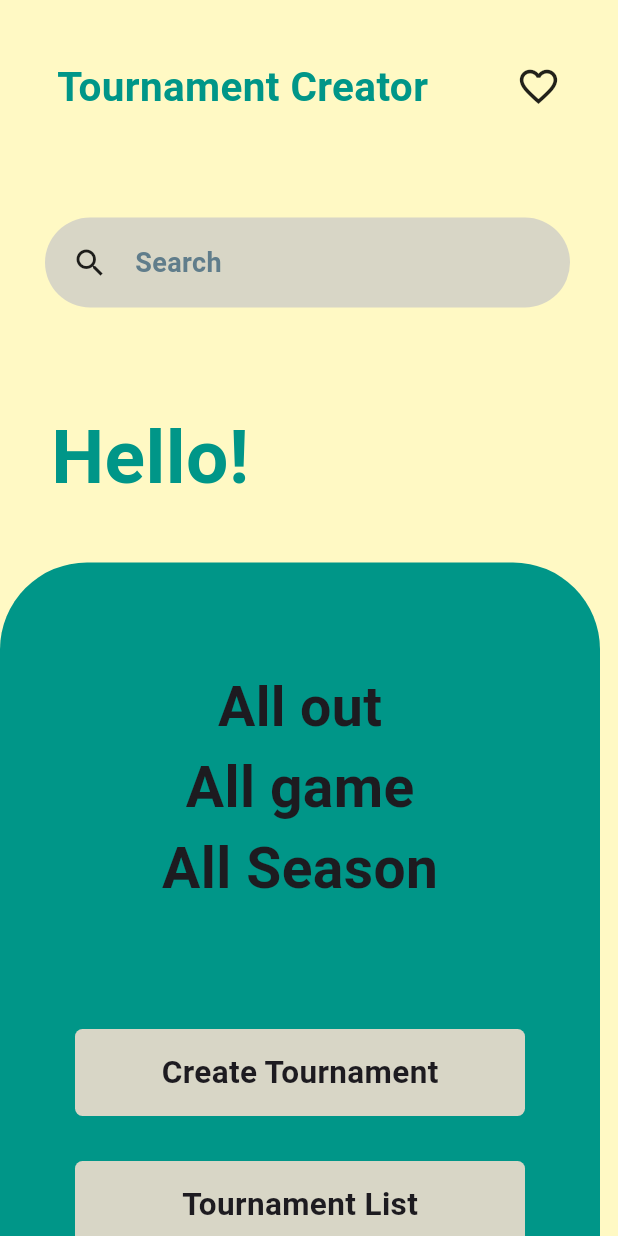
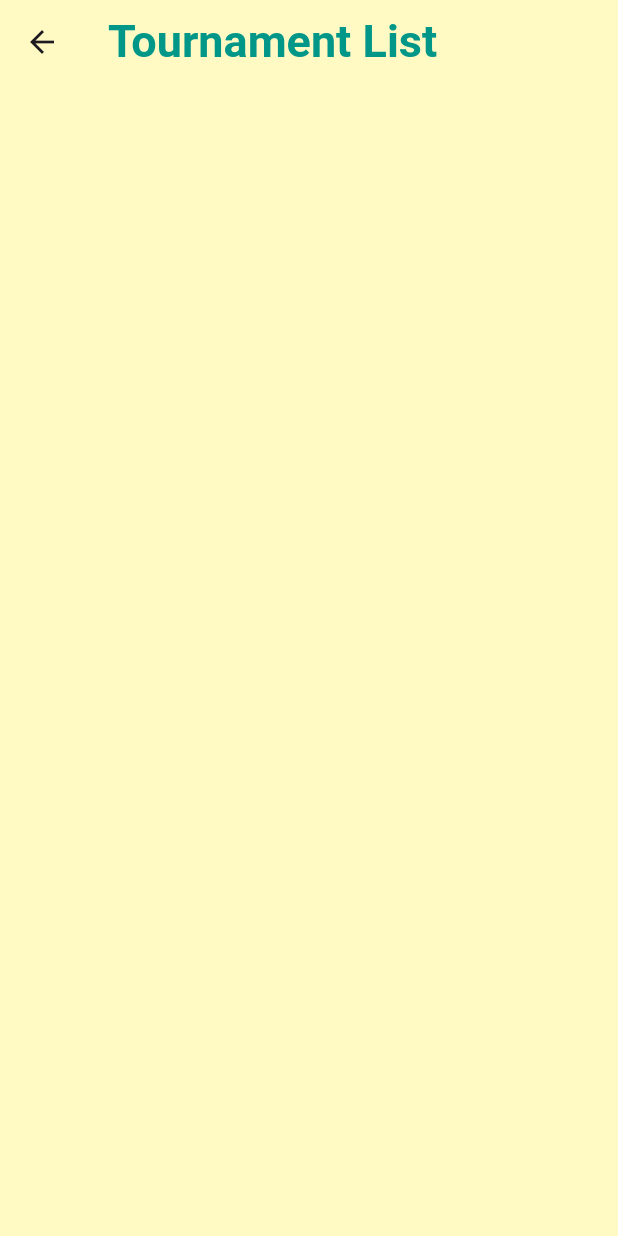
Before and after one commit to devanandhhh/tournament_app, a Flutter app: the screen it shows after launch, after a tap on "Tournament List", on a phone screen of 412 x 824 dp. Run offline on Flutter 3.47's test engine with Material 3 defaults, Android fonts, the phone set to English and light mode, and no system bars; our stand-ins replace image_picker.

Commit message:
add folders to all dart files

```diff
--- a/lib/main.dart
+++ b/lib/main.dart
@@ -1,5 +1,5 @@
 import 'package:flutter/material.dart';
-import 'package:tournament_creator/screens/splash_screen.dart';
+import 'package:tournament_creator/screens/splash_Screen/splash_screen.dart';
 
 void main() {
   runApp(const MyApp());
--- a/lib/screens/create_tournament.dart
+++ b/lib/screens/create_tournament/create_tournament.dart
@@ -3,6 +3,7 @@ import 'dart:io';
 import 'package:flutter/material.dart';
 import 'package:image_picker/image_picker.dart';
 import 'package:intl/intl.dart';
+import 'package:tournament_creator/screens/create_tournament/reuse_widgets/reuse_widgets.dart';
 
 class CreateTournament extends StatefulWidget {
   CreateTournament({super.key});
@@ -24,14 +25,7 @@ class _CreateTournamentState extends State<CreateTournament> {
   Widget build(BuildContext context) {
     return Scaffold(
       backgroundColor: Colors.yellow[100],
-      appBar: AppBar(
-        backgroundColor: Colors.yellow[100],
-        title: Text(
-          'Create Tournament',
-          style: TextStyle(
-              color: Colors.teal, fontSize: 30, fontWeight: FontWeight.bold),
-        ),
-      ),
+      appBar: appbardecorations(name: "Create Tournament"),
       body: SingleChildScrollView(
         child: Form(
           key: formkey,
--- /dev/null
+++ b/lib/screens/create_tournament/reuse_widgets/reuse_widgets.dart
@@ -0,0 +1,36 @@
+import 'package:flutter/material.dart';
+
+appbardecorations({required String name}){
+  return AppBar(
+        backgroundColor: Colors.yellow[100],
+        title: Text(
+         name,
+          style: TextStyle(
+              color: Colors.teal, fontSize: 30, fontWeight: FontWeight.bold),
+        ),
+      );
+}
+searchbarContainer({required String searchIteam}){
+  return  Container(
+              child: Row(
+                children: [
+                  Padding(
+                    padding: const EdgeInsets.all(18.0),
+                    child: Icon(Icons.search),
+                  ),
+                  Text(
+                    searchIteam,
+                    style: TextStyle(
+                        color: Colors.blueGrey,
+                        fontWeight: FontWeight.bold,
+                        fontSize: 18),
+                  )
+                ],
+              ),
+              height: 60,
+              width: 350,
+              decoration: BoxDecoration(
+                  color: Color.fromARGB(255, 216, 214, 198),
+                  borderRadius: BorderRadius.circular(48)),
+            );
+}
--- a/lib/screens/home/home_screen.dart
+++ b/lib/screens/home/home_screen.dart
@@ -1,7 +1,10 @@
-
-
 import 'package:flutter/material.dart';
-import 'package:tournament_creator/screens/create_tournament.dart';
+import 'package:tournament_creator/fav_screen/fav_screen.dart';
+import 'package:tournament_creator/screens/list_Tournament/list_tournify.dart';
+import 'package:tournament_creator/screens/create_tournament/create_tournament.dart';
+import 'package:tournament_creator/screens/create_tournament/reuse_widgets/reuse_widgets.dart';
+import 'package:tournament_creator/screens/home/reuse_widgets/refactoring.dart';
+import 'package:tournament_creator/screens/search_Screen/search_screen.dart';
 
 class HomeScreen extends StatelessWidget {
   const HomeScreen({super.key});
@@ -10,7 +13,7 @@ class HomeScreen extends StatelessWidget {
   Widget build(BuildContext context) {
     return Scaffold(
       backgroundColor: Colors.yellow[100],
-      body:  Column(
+      body: Column(
         crossAxisAlignment: CrossAxisAlignment.start,
         children: [
           Padding(
@@ -26,7 +29,12 @@ class HomeScreen extends StatelessWidget {
                         fontSize: 27),
                   ),
                   InkWell(
-                      onTap: () {},
+                    onTap: () {
+                      Navigator.push(
+                          context,
+                          MaterialPageRoute(
+                              builder: (ctx) => FavouiteScreen()));
+                    },
                     child: Icon(
                       Icons.favorite_border,
                       size: 30,
@@ -36,23 +44,13 @@ class HomeScreen extends StatelessWidget {
           ),
           Padding(
               padding: EdgeInsets.all(30.0),
-
-              child: Container(
-                child: Row(
-                  children: [
-                    Padding(
-                      padding: const EdgeInsets.all(18.0),
-                      child: Icon(Icons.search),
-                    ),Text('Search ',style: TextStyle(color: Colors.blueGrey,fontWeight: FontWeight.bold,fontSize: 18),)
-                  ],
-                ),
-                height: 60,
-                width: 350,
-                decoration: BoxDecoration(
-                    color: Color.fromARGB(255, 216, 214, 198),
-                    borderRadius: BorderRadius.circular(48)),
-              ),
-            ),
+              child: InkWell(
+                onTap: () {
+                  Navigator.push(context,
+                      MaterialPageRoute(builder: (ctx) => SearchScreen()));
+                },
+                child: searchbarContainer(searchIteam: "Search"),
+              )),
           Padding(
             padding: const EdgeInsets.all(34.0),
             child: Text(
@@ -80,18 +78,9 @@ class HomeScreen extends StatelessWidget {
                     SizedBox(
                       height: 70,
                     ),
-                      Text(
-                        'All out',
-                        style: TextStyle(fontSize: 37, fontWeight: FontWeight.bold),
-                      ),
-                      Text(
-                        'All game',
-                        style: TextStyle(fontSize: 38, fontWeight: FontWeight.bold),
-                      ),
-                      Text(
-                        'All Season',
-                        style: TextStyle(fontSize: 38, fontWeight: FontWeight.bold),
-                      ),
+                    bgblacktext(text1: 'All out'),
+                    bgblacktext(text1: 'All game'),
+                    bgblacktext(text1: 'All Season'),
                     SizedBox(
                       height: 80,
                     ),
@@ -102,43 +91,20 @@ class HomeScreen extends StatelessWidget {
                             MaterialPageRoute(
                                 builder: (ctx) => CreateTournament()));
                       },
-                        child: Container(
-                            child: Center(
-                                child: Text(
-                              'Create Tournament',
-                              style: TextStyle(
-                                fontWeight: FontWeight.bold,
-                                fontSize: 21,
-                              ),
-                            )),
-                            width: 300,
-                            height: 58,
-                            decoration: BoxDecoration(
-                                color: Color.fromARGB(255, 216, 214, 198),
-                                borderRadius: BorderRadius.circular(5))),
+                      child: containerButtons(name: "Create Tournament"),
                     ),
                     SizedBox(
                       height: 30,
                     ),
-                      InkWell(splashColor:   Colors.blue,
-                      highlightColor: Colors.amber,
-                        onTap: () {},
-                        child: Container(
-                            child: Center(
-                                child: Text(
-                              'Tournament List',
-                              style: TextStyle(
-                                fontWeight: FontWeight.bold,
-                                fontSize: 21,
-                              ),
-                            )),
-                            width: 300,
-                            height: 58,
-                            decoration: BoxDecoration(
-                                color:
-                                 Color.fromARGB(255, 216, 214, 198),
-                                borderRadius: BorderRadius.circular(5))),
-                      ),
+                    InkWell(
+                      onTap: () {
+                        Navigator.push(
+                            context,
+                            MaterialPageRoute(
+                                builder: (ctx) => TournmentList()));
+                      },
+                      child: containerButtons(name: 'Tournament List'),
+                    )
                   ]),
             ),
           ))
@@ -147,6 +113,5 @@ class HomeScreen extends StatelessWidget {
         ],
       ),
     );
-
   }
 }
--- /dev/null
+++ b/lib/screens/home/reuse_widgets/refactoring.dart
@@ -0,0 +1,25 @@
+import 'package:flutter/material.dart';
+
+bgblacktext({required String text1}) {
+  return Text(
+    text1,
+    style: TextStyle(fontSize: 38, fontWeight: FontWeight.bold),
+  );
+}
+
+containerButtons({required String name}) {
+  return Container(
+      child: Center(
+          child: Text(
+        name,
+        style: TextStyle(
+          fontWeight: FontWeight.bold,
+          fontSize: 21,
+        ),
+      )),
+      width: 300,
+      height: 58,
+      decoration: BoxDecoration(
+          color: Color.fromARGB(255, 216, 214, 198),
+          borderRadius: BorderRadius.circular(5)));
+}
--- /dev/null
+++ b/lib/screens/list_Tournament/list_tournify.dart
@@ -0,0 +1,19 @@
+import 'package:flutter/material.dart';
+import 'package:tournament_creator/screens/create_tournament/reuse_widgets/reuse_widgets.dart';
+
+class TournmentList extends StatefulWidget {
+  const TournmentList({super.key});
+
+  @override
+  State<TournmentList> createState() => _TournmentListState();
+}
+
+class _TournmentListState extends State<TournmentList> {
+  @override
+  Widget build(BuildContext context) {
+    return Scaffold(
+      appBar: appbardecorations(name: "Tournament List "),
+      backgroundColor: Colors.yellow[100],
+    );
+  }
+}
```
Also changed, not shown: lib/fav_screen/fav_screen.dart (added, +12 -0 lines), lib/screens/search_Screen/search_screen.dart (added, +21 -0 lines), lib/screens/search_Screen/widgets/reuse_widgets.dart (added, +17 -0 lines), lib/screens/search_screen.dart (deleted, +0 -10 lines), lib/screens/splash_Screen/splash_screen.dart (renamed from lib/screens/splash_screen.dart). Lines whose indentation alone changed are shown as unchanged.
